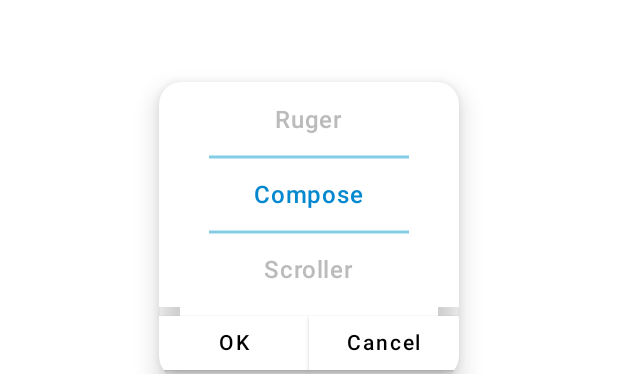
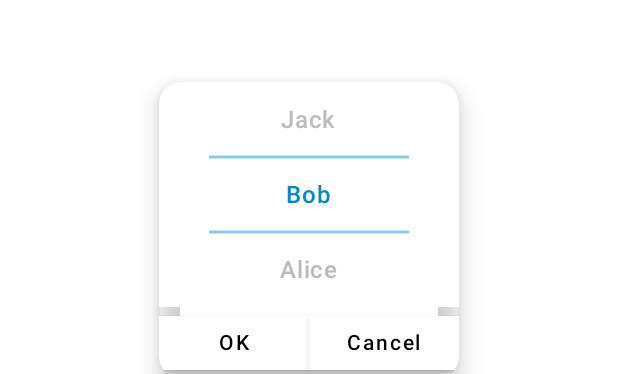
Before and after one commit to RugerMcCarthy/ScrollableSelectLayout, an Android app built with Jetpack Compose: the @Preview function ScrollSelectColumnPreview, on a phone screen of 412 x 824 dp. Shown: the part 388-762 px from the top of the screen. Run offline under Robolectric (Android 15) with nearby library versions, the phone set to English and light mode, and no system bars.

Commit message:
opt: 重构滚动组件适配全类型数据【组合取代继承】

```diff
--- a/app/src/main/java/edu/bupt/composestudy/SlideBarSelectLayout.kt
+++ b/app/src/main/java/edu/bupt/composestudy/SlideBarSelectLayout.kt
@@ -50,11 +50,8 @@ import androidx.compose.ui.unit.Constraints
 import androidx.compose.ui.unit.IntOffset
 import androidx.compose.ui.unit.dp
 
-open class SlideSelectBarColumnItem(selected: Boolean = false) {
+private class SlideSelectBarColumnItem<T>(var item: T, selected: Boolean = false) {
     var selected by mutableStateOf(selected)
-}
-class DefaultSlideSelectBarColumnItem(text: String, selected: Boolean = false):  SlideSelectBarColumnItem(selected) {
-    var text by mutableStateOf(text)
 }
 
 @Composable
@@ -92,7 +89,10 @@ private fun SlideSelectBarColumn(modifier: Modifier = Modifier, content: @Compos
 
 @ExperimentalMaterialApi
 @Composable
-fun <E: SlideSelectBarColumnItem> SlideSelectBarLayout(items: List<E>, onSuccess: (selectedIndex: Int) -> Unit, onFail: () -> Unit = {},content: @Composable RowScope.(E) -> Unit) {
+fun <E> SlideSelectBarLayout(items: List<E>, onSuccess: (selectedIndex: Int) -> Unit, onFail: () -> Unit = {},content: @Composable RowScope.(E, Boolean) -> Unit) {
+    var slideSelectBarColumnItems = items.map {
+        SlideSelectBarColumnItem(it)
+    }
     var itemWidth = 200.dp
     var itemWidthPx = with(LocalDensity.current) {
         itemWidth.toPx()
@@ -103,14 +103,14 @@ fun <E: SlideSelectBarColumnItem> SlideSelectBarLayout(items: List<E>, onSuccess
     }
     var anthors = mutableMapOf<Float, Int>()
 
-    for (index in -1 .. items.size - 2) {
+    for (index in -1 .. slideSelectBarColumnItems.size - 2) {
         anthors[-(index + 1) * itemHeightPx] = index
     }
-    var midItemIndexStart = (((items.size - 1) / 2) - 1).coerceAtLeast(0).coerceAtMost(items.size - 2)
-    items[midItemIndexStart + 1].selected = true
+    var midItemIndexStart = (((slideSelectBarColumnItems.size - 1) / 2) - 1).coerceAtLeast(0).coerceAtMost(slideSelectBarColumnItems.size - 2)
+    slideSelectBarColumnItems[midItemIndexStart + 1].selected = true
     var swipeableState = rememberSwipeableState(initialValue = midItemIndexStart) {
-        items[midItemIndexStart + 1].selected = false
-        items[it + 1].selected = true
+        slideSelectBarColumnItems[midItemIndexStart + 1].selected = false
+        slideSelectBarColumnItems[it + 1].selected = true
         midItemIndexStart = it
         true
     }
@@ -171,14 +171,14 @@ fun <E: SlideSelectBarColumnItem> SlideSelectBarLayout(items: List<E>, onSuccess
                         .fillMaxWidth()
                         .height(itemHeight)
                 )
-                for (item in items) {
+                for (slideSelectBarColumnItem in slideSelectBarColumnItems) {
                     Row(
                         modifier = Modifier
                             .fillMaxWidth()
                             .height(itemHeight),
                         verticalAlignment = Alignment.CenterVertically
                     ) {
-                        content(item)
+                        content(slideSelectBarColumnItem.item, slideSelectBarColumnItem.selected)
                     }
                 }
                 Box(
@@ -224,13 +224,13 @@ fun <E: SlideSelectBarColumnItem> SlideSelectBarLayout(items: List<E>, onSuccess
 fun ScrollSelectColumnPreview() {
     var items = remember {
         mutableListOf (
-            DefaultSlideSelectBarColumnItem("Hello"),
-            DefaultSlideSelectBarColumnItem("Guan"),
-            DefaultSlideSelectBarColumnItem("Ruger"),
-            DefaultSlideSelectBarColumnItem("Compose"),
-            DefaultSlideSelectBarColumnItem("Scroller"),
-            DefaultSlideSelectBarColumnItem("World"),
-            DefaultSlideSelectBarColumnItem("Tom")
+            "Tom",
+            "Lily",
+            "Jack",
+            "Bob",
+            "Alice",
+            "Jessy",
+            "Nancy"
         )
     }
     Box(Modifier.fillMaxSize(),
@@ -240,10 +240,10 @@ fun ScrollSelectColumnPreview() {
             onSuccess = {
                 Log.d("gzz", "$it")
             }
-        ) {
+        ) { item, selected ->
             Text(
-                text = it.text,
-                color = if (it.selected) Color(0xff0288ce) else Color(0xffbbbbbb),
+                text = item,
+                color = if (selected) Color(0xff0288ce) else Color(0xffbbbbbb),
                 fontWeight = FontWeight.W500,
                 style = MaterialTheme.typography.body1
             )
```
Also changed, not shown: app/src/main/java/edu/bupt/composestudy/MainActivity.kt (+10 -10 lines).
